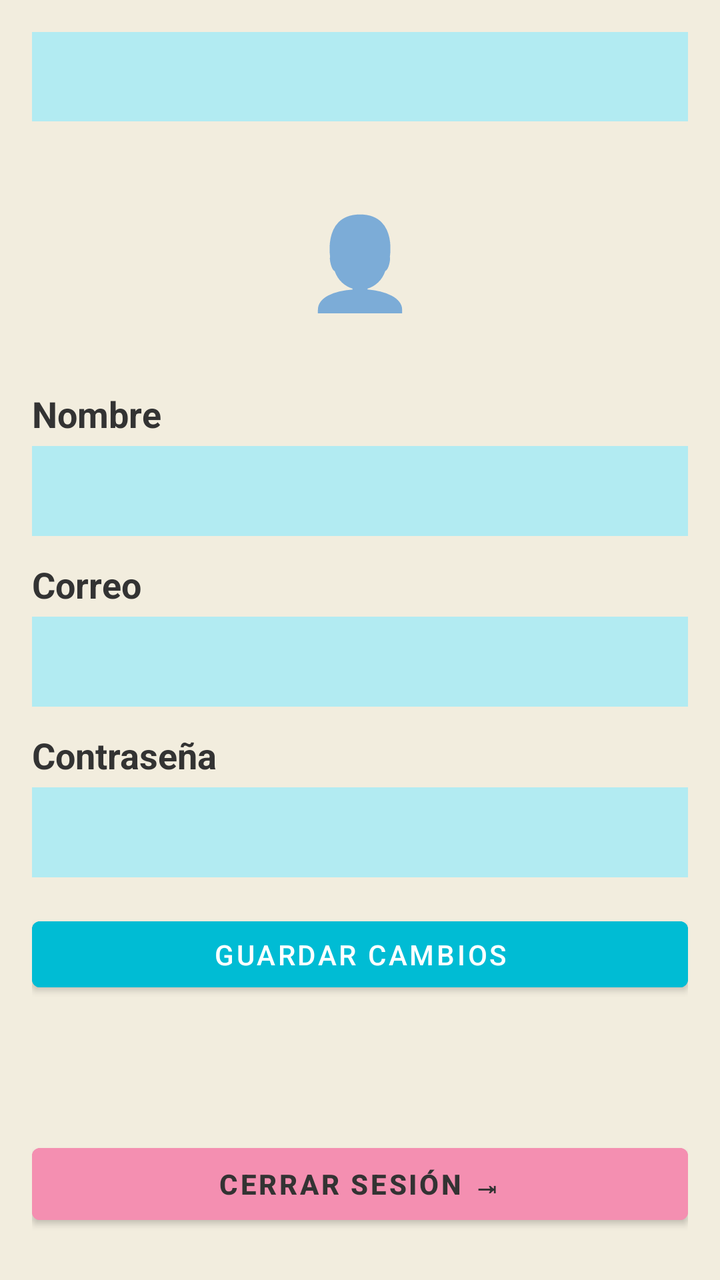
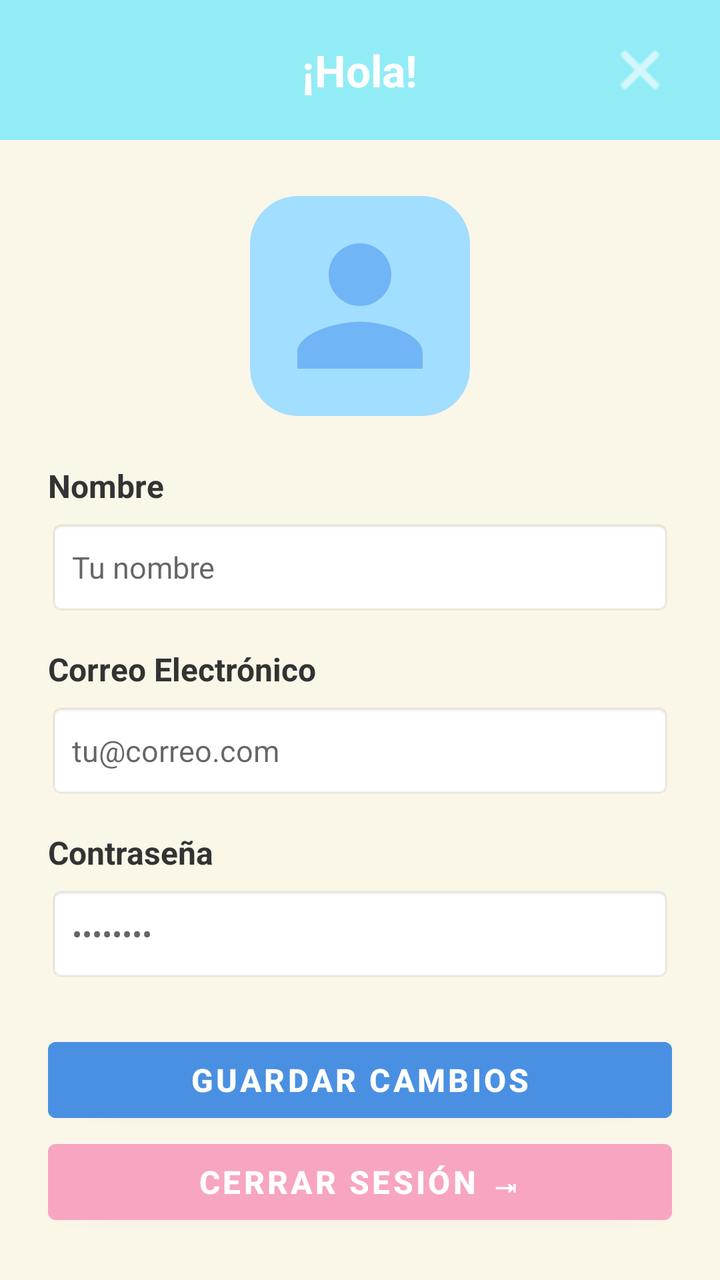

Before-and-after screenshots of an Android layout around one commit, followed by the original layout XML and the change that was made.
<!-- AndroidManifest.xml: application theme Theme.MaterialComponents.DayNight.NoActionBar -->
<!-- res/layout/activity_interfaz_usuario.xml -->
<?xml version="1.0" encoding="utf-8"?>
<androidx.constraintlayout.widget.ConstraintLayout xmlns:android="http://schemas.android.com/apk/res/android"
    xmlns:app="http://schemas.android.com/apk/res-auto"
    android:layout_width="match_parent"
    android:layout_height="match_parent"
    android:padding="16dp"
    android:background="#F2EDDE">

    
    <TextView
        android:id="@+id/tvMenu"
        android:layout_width="wrap_content"
        android:layout_height="wrap_content"
        android:text="☰"
        android:textSize="24sp"
        android:textStyle="bold"
        android:textColor="#333333"
        app:layout_constraintStart_toStartOf="parent"
        app:layout_constraintTop_toTopOf="parent" />

    <TextView
        android:id="@+id/tvClose"
        android:layout_width="wrap_content"
        android:layout_height="wrap_content"
        android:text="✕"
        android:textSize="24sp"
        android:textStyle="bold"
        android:textColor="#333333"
        app:layout_constraintEnd_toEndOf="parent"
        app:layout_constraintTop_toTopOf="parent" />

    
    <View
        android:id="@+id/headerBackground"
        android:layout_width="0dp"
        android:layout_height="0dp"
        android:layout_marginStart="-16dp"
        android:layout_marginTop="-16dp"
        android:layout_marginEnd="-16dp"
        android:layout_marginBottom="-12dp"
        android:background="#B2EBF2"
        app:layout_constraintBottom_toBottomOf="@+id/tvMenu"
        app:layout_constraintEnd_toEndOf="parent"
        app:layout_constraintStart_toStartOf="parent"
        app:layout_constraintTop_toTopOf="parent" />

    
    <FrameLayout
        android:id="@+id/profileContainer"
        android:layout_width="90dp"
        android:layout_height="90dp"
        android:layout_marginTop="24dp"
        app:layout_constraintEnd_toEndOf="parent"
        app:layout_constraintStart_toStartOf="parent"
        app:layout_constraintTop_toBottomOf="@+id/headerBackground">

        <TextView
            android:layout_width="match_parent"
            android:layout_height="match_parent"
            android:gravity="center"
            android:text="👤"
            android:textSize="45sp" />
    </FrameLayout>

    
    <TextView
        android:id="@+id/lblNombre"
        android:layout_width="wrap_content"
        android:layout_height="wrap_content"
        android:layout_marginTop="20dp"
        android:text="Nombre"
        android:textColor="#333333"
        android:textSize="18sp"
        android:textStyle="bold"
        app:layout_constraintStart_toStartOf="parent"
        app:layout_constraintTop_toBottomOf="@+id/profileContainer" />

    <EditText
        android:id="@+id/etNombre"
        android:layout_width="0dp"
        android:layout_height="45dp"
        android:layout_marginTop="4dp"
        android:background="#B2EBF2"
        android:paddingStart="12dp"
        android:paddingEnd="12dp"
        android:textColor="#333333"
        app:layout_constraintEnd_toEndOf="parent"
        app:layout_constraintStart_toStartOf="parent"
        app:layout_constraintTop_toBottomOf="@+id/lblNombre" />

    
    <TextView
        android:id="@+id/lblCorreo"
        android:layout_width="wrap_content"
        android:layout_height="wrap_content"
        android:layout_marginTop="12dp"
        android:text="Correo"
        android:textColor="#333333"
        android:textSize="18sp"
        android:textStyle="bold"
        app:layout_constraintStart_toStartOf="parent"
        app:layout_constraintTop_toBottomOf="@+id/etNombre" />

    <EditText
        android:id="@+id/etCorreo"
        android:layout_width="0dp"
        android:layout_height="45dp"
        android:layout_marginTop="4dp"
        android:background="#B2EBF2"
        android:paddingStart="12dp"
        android:paddingEnd="12dp"
        android:textColor="#333333"
        app:layout_constraintEnd_toEndOf="parent"
        app:layout_constraintStart_toStartOf="parent"
        app:layout_constraintTop_toBottomOf="@+id/lblCorreo" />

    
    <TextView
        android:id="@+id/lblContrasena"
        android:layout_width="wrap_content"
        android:layout_height="wrap_content"
        android:layout_marginTop="12dp"
        android:text="Contraseña"
        android:textColor="#333333"
        android:textSize="18sp"
        android:textStyle="bold"
        app:layout_constraintStart_toStartOf="parent"
        app:layout_constraintTop_toBottomOf="@+id/etCorreo" />

    <EditText
        android:id="@+id/etContrasena"
        android:layout_width="0dp"
        android:layout_height="45dp"
        android:layout_marginTop="4dp"
        android:background="#B2EBF2"
        android:inputType="textPassword"
        android:paddingStart="12dp"
        android:paddingEnd="12dp"
        android:textColor="#333333"
        app:layout_constraintEnd_toEndOf="parent"
        app:layout_constraintStart_toStartOf="parent"
        app:layout_constraintTop_toBottomOf="@+id/lblContrasena" />

    
    <Button
        android:id="@+id/btnCambiar"
        android:layout_width="0dp"
        android:layout_height="45dp"
        android:layout_marginTop="16dp"
        android:backgroundTint="#00BCD4"
        android:text="Guardar Cambios"
        android:textColor="#FFFFFF"
        app:layout_constraintEnd_toEndOf="parent"
        app:layout_constraintStart_toStartOf="parent"
        app:layout_constraintTop_toBottomOf="@+id/etContrasena" />

    
    <Button
        android:id="@+id/btnLogout"
        android:layout_width="0dp"
        android:layout_height="wrap_content"
        android:layout_marginBottom="8dp"
        android:backgroundTint="#F48FB1"
        android:text="Cerrar sesión ⇥"
        android:textColor="#333333"
        android:textStyle="bold"
        app:layout_constraintBottom_toBottomOf="parent"
        app:layout_constraintEnd_toEndOf="parent"
        app:layout_constraintStart_toStartOf="parent" />

</androidx.constraintlayout.widget.ConstraintLayout>
<!-- resources referenced by this layout -->
<resources>

</resources>

<!-- the commit's change to res/layout/activity_interfaz_usuario.xml (unified diff, before → after) -->
@@ -1,168 +1,178 @@
 <?xml version="1.0" encoding="utf-8"?>
 <androidx.constraintlayout.widget.ConstraintLayout xmlns:android="http://schemas.android.com/apk/res/android"
     xmlns:app="http://schemas.android.com/apk/res-auto"
+    xmlns:tools="http://schemas.android.com/tools"
     android:layout_width="match_parent"
     android:layout_height="match_parent"
-    android:padding="16dp"
-    android:background="#F2EDDE">
+    android:background="#FAF6E8">
 
     
-    <TextView
-        android:id="@+id/tvMenu"
-        android:layout_width="wrap_content"
-        android:layout_height="wrap_content"
-        android:text="☰"
-        android:textSize="24sp"
-        android:textStyle="bold"
-        android:textColor="#333333"
+    <RelativeLayout
+        android:id="@+id/headerBackground"
+        android:layout_width="match_parent"
+        android:layout_height="70dp"
+        android:background="#92ECF6"
+        android:paddingHorizontal="16dp"
+        android:gravity="center_vertical"
+        app:layout_constraintTop_toTopOf="parent"
         app:layout_constraintStart_toStartOf="parent"
-        app:layout_constraintTop_toTopOf="parent" />
+        app:layout_constraintEnd_toEndOf="parent">
 
-    <TextView
-        android:id="@+id/tvClose"
-        android:layout_width="wrap_content"
-        android:layout_height="wrap_content"
-        android:text="✕"
-        android:textSize="24sp"
-        android:textStyle="bold"
-        android:textColor="#333333"
-        app:layout_constraintEnd_toEndOf="parent"
-        app:layout_constraintTop_toTopOf="parent" />
+        
+        <View
+            android:id="@+id/tvMenu"
+            android:layout_width="0dp"
+            android:layout_height="0dp"
+            android:visibility="gone" />
 
-    
-    <View
-        android:id="@+id/headerBackground"
-        android:layout_width="0dp"
-        android:layout_height="0dp"
-        android:layout_marginStart="-16dp"
-        android:layout_marginTop="-16dp"
-        android:layout_marginEnd="-16dp"
-        android:layout_marginBottom="-12dp"
-        android:background="#B2EBF2"
-        app:layout_constraintBottom_toBottomOf="@+id/tvMenu"
-        app:layout_constraintEnd_toEndOf="parent"
-        app:layout_constraintStart_toStartOf="parent"
-        app:layout_constraintTop_toTopOf="parent" />
+        
+        <TextView
+            android:id="@+id/tvTitle"
+            android:layout_width="wrap_content"
+            android:layout_height="wrap_content"
+            android:layout_centerInParent="true"
+            android:text="¡Hola!"
+            android:textColor="#FFFFFF"
+            android:textSize="22sp"
+            android:textStyle="bold" />
+
+        
+        <ImageButton
+            android:id="@+id/tvClose"
+            android:layout_width="48dp"
+            android:layout_height="48dp"
+            android:layout_alignParentEnd="true"
+            android:layout_centerVertical="true"
+            android:background="?attr/selectableItemBackgroundBorderless"
+            android:src="@android:drawable/ic_menu_close_clear_cancel"
+            android:contentDescription="Cerrar"
+            app:tint="#FFFFFF" />
+    </RelativeLayout>
 
     
     <FrameLayout
         android:id="@+id/profileContainer"
-        android:layout_width="90dp"
-        android:layout_height="90dp"
-        android:layout_marginTop="24dp"
+        android:layout_width="110dp"
+        android:layout_height="110dp"
+        android:layout_marginTop="28dp"
+        android:background="@drawable/reunded_linearlayout"
+        android:padding="8dp"
         app:layout_constraintEnd_toEndOf="parent"
         app:layout_constraintStart_toStartOf="parent"
         app:layout_constraintTop_toBottomOf="@+id/headerBackground">
 
-        <TextView
+        <ImageView
+            android:id="@+id/imgAvatar"
             android:layout_width="match_parent"
             android:layout_height="match_parent"
-            android:gravity="center"
-            android:text="👤"
-            android:textSize="45sp" />
+            android:src="@drawable/ic_usuario"
+            android:contentDescription="Avatar Usuario"
+            app:tint="#70B5F6" />
     </FrameLayout>
 
     
-    <TextView
-        android:id="@+id/lblNombre"
-        android:layout_width="wrap_content"
+    <LinearLayout
+        android:layout_width="match_parent"
         android:layout_height="wrap_content"
-        android:layout_marginTop="20dp"
-        android:text="Nombre"
-        android:textColor="#333333"
-        android:textSize="18sp"
-        android:textStyle="bold"
+        android:orientation="vertical"
+        android:paddingHorizontal="24dp"
+        android:layout_marginTop="24dp"
+        app:layout_constraintTop_toBottomOf="@+id/profileContainer"
         app:layout_constraintStart_toStartOf="parent"
-        app:layout_constraintTop_toBottomOf="@+id/profileContainer" />
+        app:layout_constraintEnd_toEndOf="parent">
 
-    <EditText
-        android:id="@+id/etNombre"
-        android:layout_width="0dp"
-        android:layout_height="45dp"
-        android:layout_marginTop="4dp"
-        android:background="#B2EBF2"
-        android:paddingStart="12dp"
-        android:paddingEnd="12dp"
-        android:textColor="#333333"
-        app:layout_constraintEnd_toEndOf="parent"
-        app:layout_constraintStart_toStartOf="parent"
-        app:layout_constraintTop_toBottomOf="@+id/lblNombre" />
+        
+        <TextView
+            android:id="@+id/lblNombre"
+            android:layout_width="wrap_content"
+            android:layout_height="wrap_content"
+            android:text="Nombre"
+            android:textColor="#333333"
+            android:textSize="16sp"
+            android:textStyle="bold" />
 
-    
-    <TextView
-        android:id="@+id/lblCorreo"
-        android:layout_width="wrap_content"
-        android:layout_height="wrap_content"
-        android:layout_marginTop="12dp"
-        android:text="Correo"
-        android:textColor="#333333"
-        android:textSize="18sp"
-        android:textStyle="bold"
-        app:layout_constraintStart_toStartOf="parent"
-        app:layout_constraintTop_toBottomOf="@+id/etNombre" />
+        <EditText
+            android:id="@+id/etNombre"
+            android:layout_width="match_parent"
+            android:layout_height="48dp"
+            android:layout_marginTop="6dp"
+            android:layout_marginBottom="16dp"
+            android:background="@android:drawable/editbox_background_normal"
+            android:hint="Tu nombre"
+            android:paddingHorizontal="12dp"
+            android:textColor="#333333"
+            android:textSize="15sp" />
 
-    <EditText
-        android:id="@+id/etCorreo"
-        android:layout_width="0dp"
-        android:layout_height="45dp"
-        android:layout_marginTop="4dp"
-        android:background="#B2EBF2"
-        android:paddingStart="12dp"
-        android:paddingEnd="12dp"
-        android:textColor="#333333"
-        app:layout_constraintEnd_toEndOf="parent"
-        app:layout_constraintStart_toStartOf="parent"
-        app:layout_constraintTop_toBottomOf="@+id/lblCorreo" />
+        
+        <TextView
+            android:id="@+id/lblCorreo"
+            android:layout_width="wrap_content"
+            android:layout_height="wrap_content"
+            android:text="Correo Electrónico"
+            android:textColor="#333333"
+            android:textSize="16sp"
+            android:textStyle="bold" />
 
-    
-    <TextView
-        android:id="@+id/lblContrasena"
-        android:layout_width="wrap_content"
-        android:layout_height="wrap_content"
-        android:layout_marginTop="12dp"
-        android:text="Contraseña"
-        android:textColor="#333333"
-        android:textSize="18sp"
-        android:textStyle="bold"
-        app:layout_constraintStart_toStartOf="parent"
-        app:layout_constraintTop_toBottomOf="@+id/etCorreo" />
+        <EditText
+            android:id="@+id/etCorreo"
+            android:layout_width="match_parent"
+            android:layout_height="48dp"
+            android:layout_marginTop="6dp"
+            android:layout_marginBottom="16dp"
+            android:background="@android:drawable/editbox_background_normal"
+            android:hint="tu@correo.com"
+            android:inputType="textEmailAddress"
+            android:paddingHorizontal="12dp"
+            android:textColor="#333333"
+            android:textSize="15sp" />
 
-    <EditText
-        android:id="@+id/etContrasena"
-        android:layout_width="0dp"
-        android:layout_height="45dp"
-        android:layout_marginTop="4dp"
-        android:background="#B2EBF2"
-        android:inputType="textPassword"
-        android:paddingStart="12dp"
-        android:paddingEnd="12dp"
-        android:textColor="#333333"
-        app:layout_constraintEnd_toEndOf="parent"
-        app:layout_constraintStart_toStartOf="parent"
-        app:layout_constraintTop_toBottomOf="@+id/lblContrasena" />
+        
+        <TextView
+            android:id="@+id/lblContrasena"
+            android:layout_width="wrap_content"
+            android:layout_height="wrap_content"
+            android:text="Contraseña"
+            android:textColor="#333333"
+            android:textSize="16sp"
+            android:textStyle="bold" />
 
-    
-    <Button
-        android:id="@+id/btnCambiar"
-        android:layout_width="0dp"
-        android:layout_height="45dp"
-        android:layout_marginTop="16dp"
-        android:backgroundTint="#00BCD4"
-        android:text="Guardar Cambios"
-        android:textColor="#FFFFFF"
-        app:layout_constraintEnd_toEndOf="parent"
-        app:layout_constraintStart_toStartOf="parent"
-        app:layout_constraintTop_toBottomOf="@+id/etContrasena" />
+        <EditText
+            android:id="@+id/etContrasena"
+            android:layout_width="match_parent"
+            android:layout_height="48dp"
+            android:layout_marginTop="6dp"
+            android:layout_marginBottom="24dp"
+            android:background="@android:drawable/editbox_background_normal"
+            android:hint="••••••••"
+            android:inputType="textPassword"
+            android:paddingHorizontal="12dp"
+            android:textColor="#333333"
+            android:textSize="15sp" />
+
+        
+        <Button
+            android:id="@+id/btnCambiar"
+            android:layout_width="match_parent"
+            android:layout_height="50dp"
+            android:backgroundTint="#4A90E2"
+            android:text="Guardar Cambios"
+            android:textColor="#FFFFFF"
+            android:textSize="16sp"
+            android:textStyle="bold" />
+
+    </LinearLayout>
 
     
     <Button
         android:id="@+id/btnLogout"
-        android:layout_width="0dp"
-        android:layout_height="wrap_content"
-        android:layout_marginBottom="8dp"
-        android:backgroundTint="#F48FB1"
-        android:text="Cerrar sesión ⇥"
-        android:textColor="#333333"
+        android:layout_width="match_parent"
+        android:layout_height="50dp"
+        android:layout_marginHorizontal="24dp"
+        android:layout_marginBottom="24dp"
+        android:backgroundTint="#F8A5C2"
+        android:text="Cerrar Sesión ⇥"
+        android:textColor="#FFFFFF"
+        android:textSize="16sp"
         android:textStyle="bold"
         app:layout_constraintBottom_toBottomOf="parent"
         app:layout_constraintEnd_toEndOf="parent"
<!-- resource entries referenced after the edit -->
@@ -1,5 +1,17 @@
 <!-- resources referenced by this layout -->
 <resources>
-
+  <!-- drawable ic_usuario (drawable) -->
+  <vector xmlns:android="http://schemas.android.com/apk/res/android" android:height="24dp" android:tint="#000000" android:viewportHeight="24" android:viewportWidth="24" android:width="24dp">
+        
+      <path android:fillColor="@android:color/white" android:pathData="M12,12c2.21,0 4,-1.79 4,-4s-1.79,-4 -4,-4 -4,1.79 -4,4 1.79,4 4,4zM12,14c-2.67,0 -8,1.34 -8,4v2h16v-2c0,-2.66 -5.33,-4 -8,-4z"/>
+      
+  </vector>
+  <!-- drawable reunded_linearlayout (drawable) -->
+  <?xml version="1.0" encoding="utf-8"?>
+  <shape xmlns:android="http://schemas.android.com/apk/res/android"
+      android:shape="rectangle">
+      <solid android:color="#A2DEFF"/>
+      <corners android:radius="24dp"/>
+  </shape>
 </resources>
 
